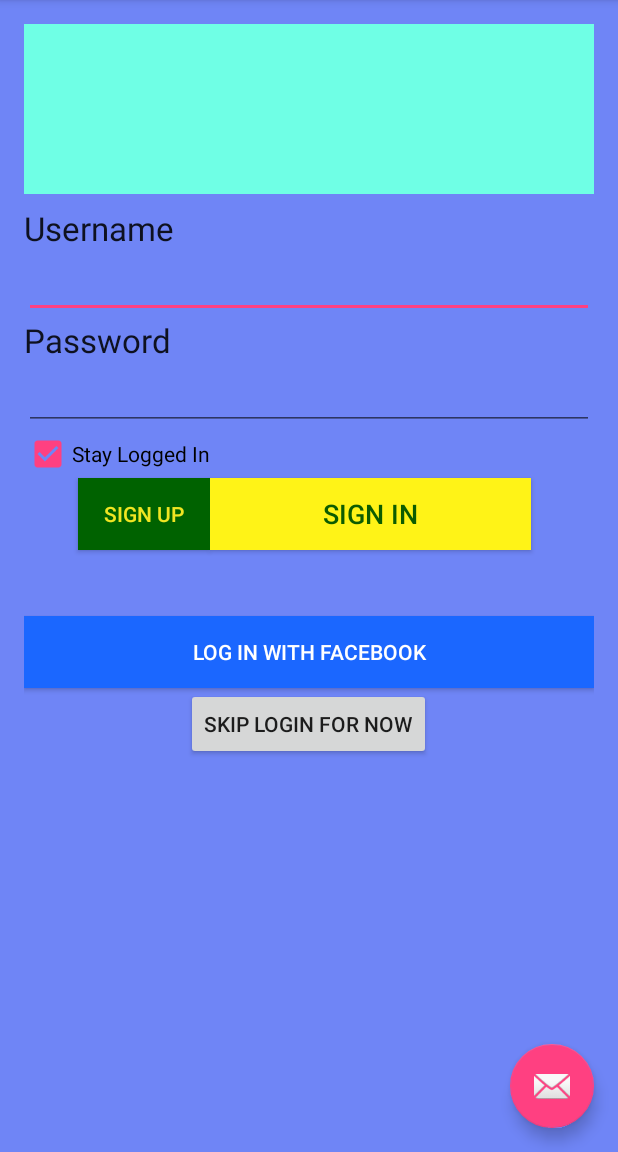
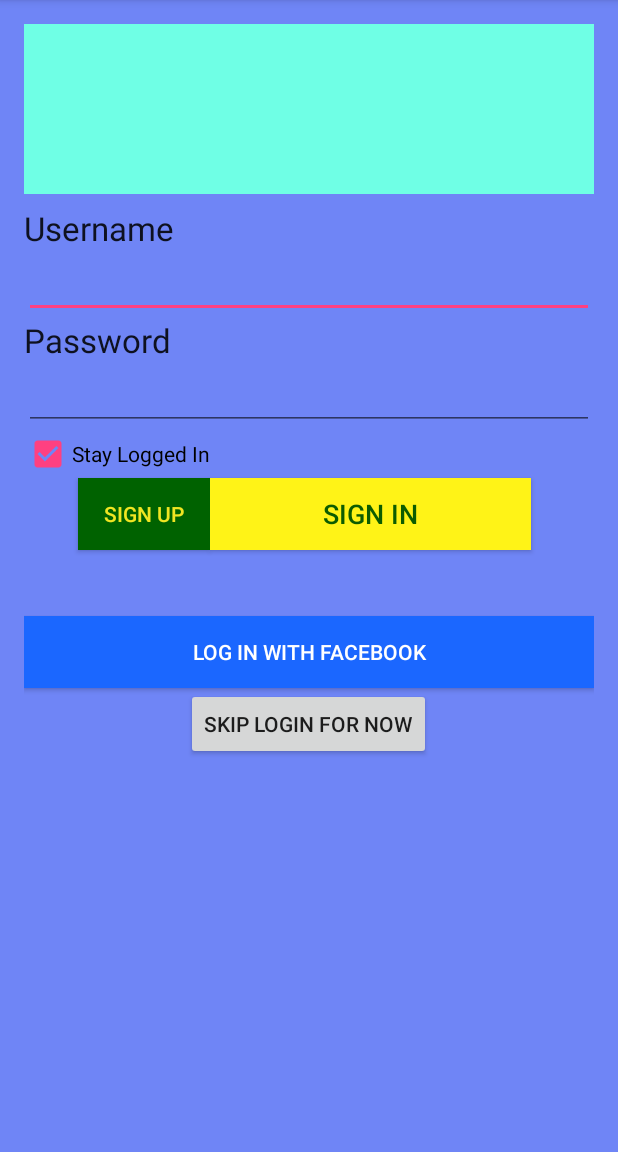
Before and after one commit to msr23/CS3892016team2, an Android app: the screen it shows after launch (LoginActivity), on a phone screen of 412 x 824 dp, the part 84-1236 px from its top. Run offline under Robolectric (Android 15) with nearby library versions, the phone set to English and light mode, and no system bars; 2 statements that could not run were skipped.

Commit message:
minor changes

```diff
--- a/MeuPipa/app/src/main/res/layout/activity_login.xml
+++ b/MeuPipa/app/src/main/res/layout/activity_login.xml
@@ -23,12 +23,12 @@
 
     <include layout="@layout/content_login" />
 
-    <android.support.design.widget.FloatingActionButton
-        android:id="@+id/fab"
-        android:layout_width="wrap_content"
-        android:layout_height="wrap_content"
-        android:layout_gravity="bottom|end"
-        android:layout_margin="@dimen/fab_margin"
-        android:src="@android:drawable/ic_dialog_email" />
+    <!--<android.support.design.widget.FloatingActionButton-->
+        <!--android:id="@+id/fab"-->
+        <!--android:layout_width="wrap_content"-->
+        <!--android:layout_height="wrap_content"-->
+        <!--android:layout_gravity="bottom|end"-->
+        <!--android:layout_margin="@dimen/fab_margin"-->
+        <!--android:src="@android:drawable/ic_dialog_email" />-->
 
 </android.support.design.widget.CoordinatorLayout>
```
